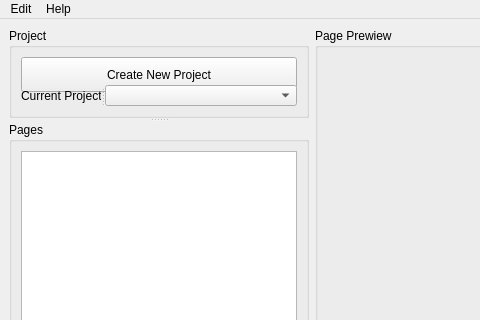
This is assembler/ui/ui_assembler_main.ui in kiryha/CIS575 as Qt 5 draws it before an edit; both pictures show x 0 to 480 and y 0 to 320 of the 925 by 892 pixel window. The edited form follows.
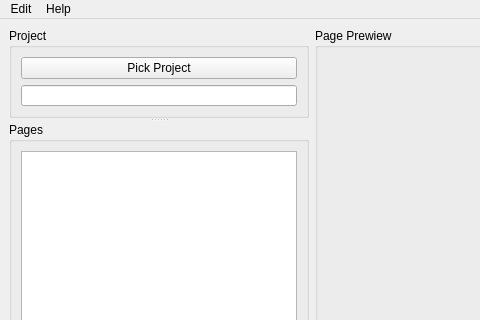
This is the edited form.

Commit message: revert project creation

What changed in the file:
```diff
--- a/assembler/ui/ui_assembler_main.ui
+++ b/assembler/ui/ui_assembler_main.ui
@@ -31,38 +31,21 @@
         <string>Project</string>
        </property>
        <layout class="QVBoxLayout" name="verticalLayout_4">
-        <item>
-         <widget class="QPushButton" name="btnCreateNewProject">
-          <property name="minimumSize">
-           <size>
-            <width>0</width>
-            <height>35</height>
-           </size>
-          </property>
-          <property name="text">
-           <string>Create New Project</string>
-          </property>
-         </widget>
-        </item>
         <item>
          <widget class="QSplitter" name="splitter_3">
           <property name="orientation">
            <enum>Qt::Horizontal</enum>
           </property>
-          <widget class="QLabel" name="label_2">
-           <property name="maximumSize">
-            <size>
-             <width>80</width>
-             <height>16777215</height>
-            </size>
-           </property>
+          <widget class="QPushButton" name="btnPickProject">
            <property name="text">
-            <string>Current Project</string>
+            <string>Pick Project</string>
            </property>
           </widget>
-          <widget class="QComboBox" name="comProjects"/>
          </widget>
         </item>
+        <item>
+         <widget class="QLineEdit" name="linProject"/>
+        </item>
        </layout>
       </widget>
       <widget class="QGroupBox" name="groupBox_3">
```
The commit also changes 6 other files.
